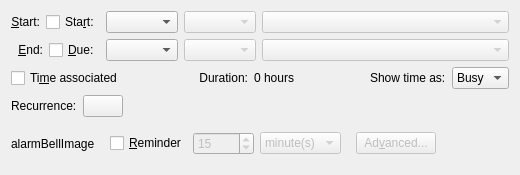
chusopr/kdepim-ktimetracker-akonadi, file incidenceeditor-ng/incidencedatetime.ui: the form before one commit.
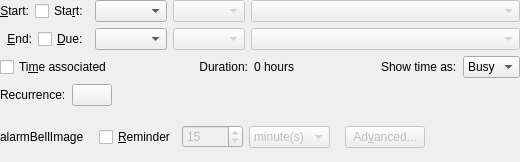
The form after the commit. Custom widgets are drawn as their Qt base class.

The edit to the form file:
```diff
--- a/incidenceeditor-ng/incidencedatetime.ui
+++ b/incidenceeditor-ng/incidencedatetime.ui
@@ -14,6 +14,9 @@
    <string>Form</string>
   </property>
   <layout class="QGridLayout" name="gridLayout">
+   <property name="margin">
+    <number>0</number>
+   </property>
    <item row="0" column="0">
     <layout class="QHBoxLayout" name="horizontalLayout_6">
      <item>
```
